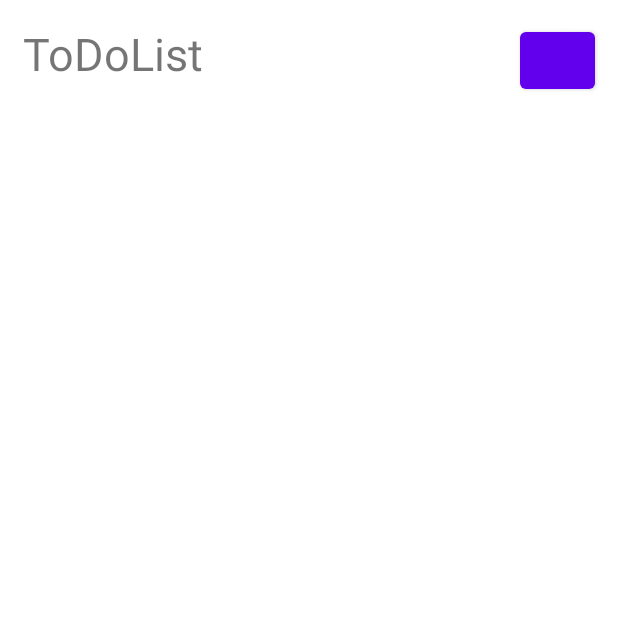
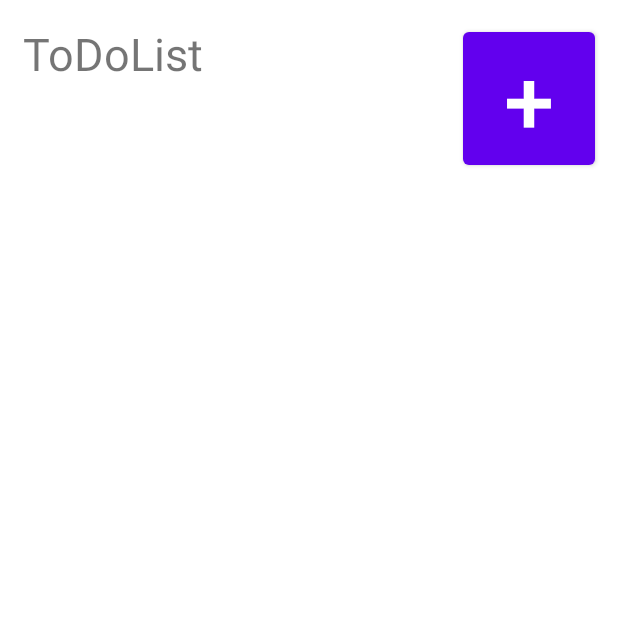
Before and after one commit to YlianF/ToDoList, an Android app: the screen it shows after launch (MainActivity), on a phone screen of 412 x 824 dp, the top half of it. Run offline under Robolectric (Android 15) with nearby library versions, the phone set to English and light mode, and no system bars.

Commit message:
ajout classe Task

```diff
--- a/app/src/main/java/com/example/todolist/MainActivity.kt
+++ b/app/src/main/java/com/example/todolist/MainActivity.kt
@@ -13,10 +13,8 @@ class MainActivity : AppCompatActivity() {
         val btn: Button = findViewById(R.id.addButton)
 
         btn.setOnClickListener() {
-
             val intent = Intent(this@MainActivity, AddTask::class.java)
             startActivity(intent)
-
         }
     }
 }
--- /dev/null
+++ b/app/src/main/java/com/example/todolist/Task.kt
@@ -0,0 +1,5 @@
+package com.example.todolist
+
+import java.util.Date
+
+class Task (val title : String, val state : String, val deadline : Date)
--- a/app/src/main/res/layout/activity_main.xml
+++ b/app/src/main/res/layout/activity_main.xml
@@ -19,8 +19,10 @@
 
     <Button
         android:id="@+id/addButton"
-        android:layout_width="50dp"
-        android:layout_height="50dp"
+        android:text="+"
+        android:textSize="60dp"
+        android:layout_width="wrap_content"
+        android:layout_height="wrap_content"
         android:layout_marginTop="15dp"
         android:layout_marginEnd="15dp"
         app:layout_constraintEnd_toEndOf="parent"
```
Also changed, not shown: 1 other file.
